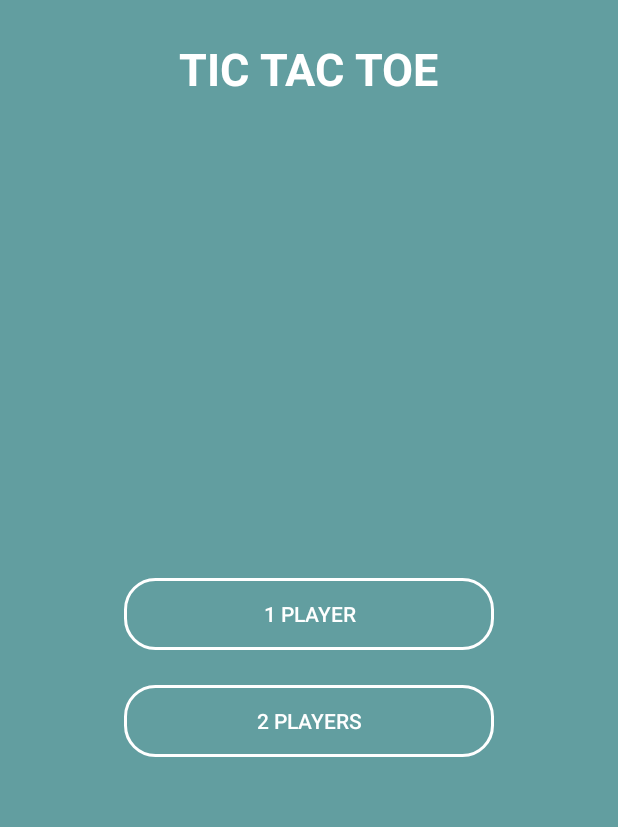
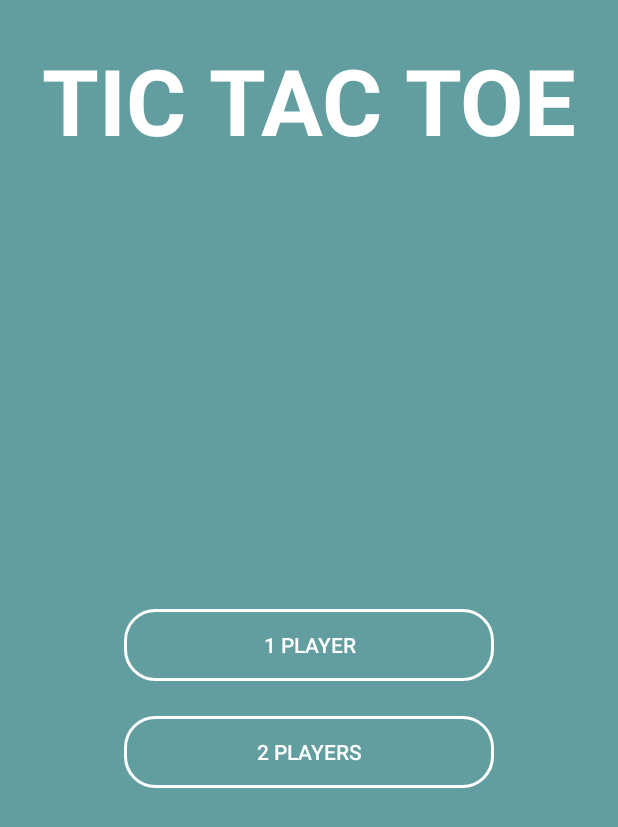
Before and after one commit to SergeyKhizhnyak/Android, an Android app: the screen it shows after launch (MenuActivity), on a phone screen of 412 x 824 dp. Shown: the top 827 px of the screen. Run offline under Robolectric (Android 15) with nearby library versions, the phone set to English and light mode, and no system bars.

Commit message:
Add auto size to TextView

```diff
--- a/tic_tac_toe_game/src/main/res/layout/activity_menu.xml
+++ b/tic_tac_toe_game/src/main/res/layout/activity_menu.xml
@@ -1,22 +1,26 @@
 <?xml version="1.0" encoding="utf-8"?>
 <androidx.constraintlayout.widget.ConstraintLayout xmlns:android="http://schemas.android.com/apk/res/android"
     xmlns:app="http://schemas.android.com/apk/res-auto"
+    xmlns:tools="http://schemas.android.com/tools"
     android:layout_width="match_parent"
     android:layout_height="match_parent"
     android:background="@color/olive">
 
     <TextView
         android:id="@+id/text_view_menu_title"
-        android:layout_width="wrap_content"
-        android:layout_height="wrap_content"
+        android:layout_width="match_parent"
+        android:layout_height="0dp"
         android:layout_marginTop="@dimen/border_margin"
+        android:autoSizeTextType="uniform"
+        android:gravity="center"
         android:text="@string/headline"
         android:textColor="@color/white"
-        android:textSize="30sp"
         android:textStyle="bold"
         app:layout_constraintEnd_toEndOf="parent"
+        app:layout_constraintHeight_percent="0.1"
         app:layout_constraintStart_toStartOf="parent"
-        app:layout_constraintTop_toTopOf="parent" />
+        app:layout_constraintTop_toTopOf="parent"
+        tools:targetApi="o" />
 
     <androidx.constraintlayout.widget.ConstraintLayout
         android:layout_width="0dp"
@@ -50,6 +54,6 @@
             app:layout_constraintBottom_toBottomOf="parent"
             app:layout_constraintEnd_toEndOf="parent"
             app:layout_constraintStart_toStartOf="parent"
-            app:layout_constraintTop_toBottomOf= "@id/button_one_player" />
+            app:layout_constraintTop_toBottomOf="@id/button_one_player" />
     </androidx.constraintlayout.widget.ConstraintLayout>
 </androidx.constraintlayout.widget.ConstraintLayout>
```
Also changed, not shown: tic_tac_toe_game/src/main/res/layout/activity_game_board.xml (+41 -9 lines).
